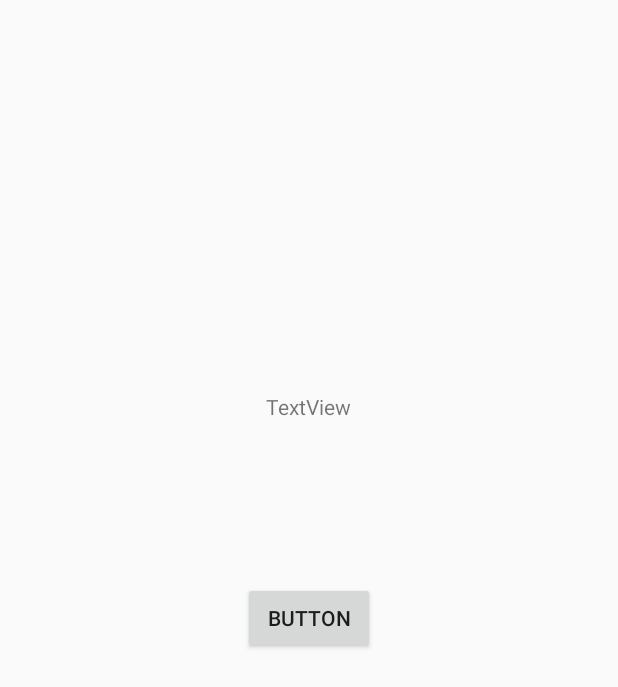
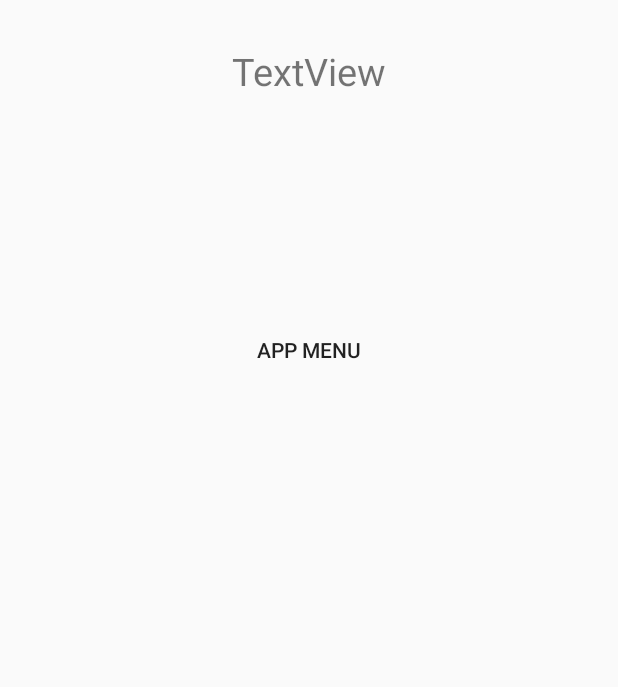
Before and after one commit to shafin8/VisionLauncher, an Android app: the layout activity_main.xml on its own in the app's theme, with its tools: preview values and no code run, on a phone screen of 412 x 824 dp. Shown: the top 687 px of the screen. Run offline under Robolectric (Android 15) with nearby library versions, the phone set to English and light mode, and no system bars.

Commit message:
minor updates

```diff
--- a/VisionLauncher/app/src/main/res/layout/activity_main.xml
+++ b/VisionLauncher/app/src/main/res/layout/activity_main.xml
@@ -6,10 +6,47 @@
     android:layout_height="match_parent"
     tools:context="shafin.visionlauncher.MainActivity">
 
-    <RelativeLayout
+    <LinearLayout
         android:layout_width="match_parent"
         android:layout_height="match_parent"
-        >
+        android:orientation="vertical">
+
+
+
+        <TextView
+            android:id="@+id/textView"
+            android:layout_width="match_parent"
+            android:layout_height="wrap_content"
+            android:layout_above="@+id/button"
+            android:layout_centerHorizontal="true"
+            android:layout_marginBottom="30dp"
+            android:text="TextView"
+            android:textSize="25dp"
+            android:textAlignment="center"
+            android:layout_marginTop="30dp"/>
+
+        <TextView
+            android:id="@+id/textView2"
+            android:layout_width="match_parent"
+            android:layout_height="wrap_content"
+            android:layout_above="@+id/button"
+            android:layout_centerHorizontal="true"
+
+            android:text=""
+            android:textSize="20dp"
+            android:textAlignment="center"
+            android:layout_marginTop="30dp"/>
+        <TextView
+            android:id="@+id/textView3"
+            android:layout_width="match_parent"
+            android:layout_height="wrap_content"
+            android:layout_above="@+id/button"
+            android:layout_centerHorizontal="true"
+
+            android:text=""
+            android:textSize="20dp"
+            android:textAlignment="center"
+            android:layout_marginTop="30dp"/>
 
         <Button
             android:id="@+id/button"
@@ -17,15 +54,8 @@
             android:layout_height="wrap_content"
             android:layout_centerHorizontal="true"
             android:layout_centerVertical="true"
-            android:text="Button" />
-
-        <TextView
-            android:id="@+id/textView"
-            android:layout_width="wrap_content"
-            android:layout_height="wrap_content"
-            android:layout_above="@+id/button"
-            android:layout_centerHorizontal="true"
-            android:layout_marginBottom="107dp"
-            android:text="TextView" />
-    </RelativeLayout>
+            android:text="App menu"
+            android:layout_gravity="center_horizontal"
+            android:background="@android:color/transparent"/>
+    </LinearLayout>
 </android.support.constraint.ConstraintLayout>
```
Also changed, not shown: VisionLauncher/app/src/main/java/shafin/visionlauncher/CallActivity.java (+6 -2 lines), VisionLauncher/app/src/main/java/shafin/visionlauncher/MainActivity.java (+26 -14 lines), VisionLauncher/app/src/main/java/shafin/visionlauncher/MusicActivity.java (+6 -1 lines), VisionLauncher/app/src/main/java/shafin/visionlauncher/SMSActivity.java (+8 -2 lines), VisionLauncher/app/src/main/res/layout/activity_call.xml (+8 -0 lines), VisionLauncher/app/src/main/res/layout/activity_music.xml (+8 -0 lines), VisionLauncher/app/src/main/res/layout/activity_sms.xml (+8 -0 lines).
